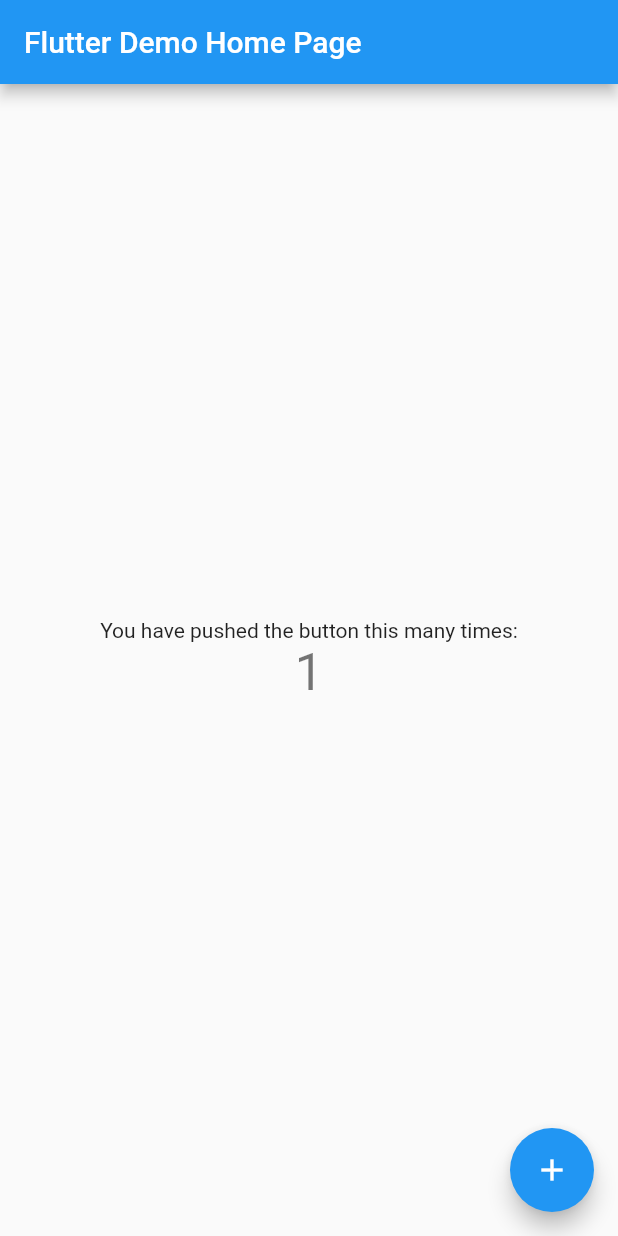
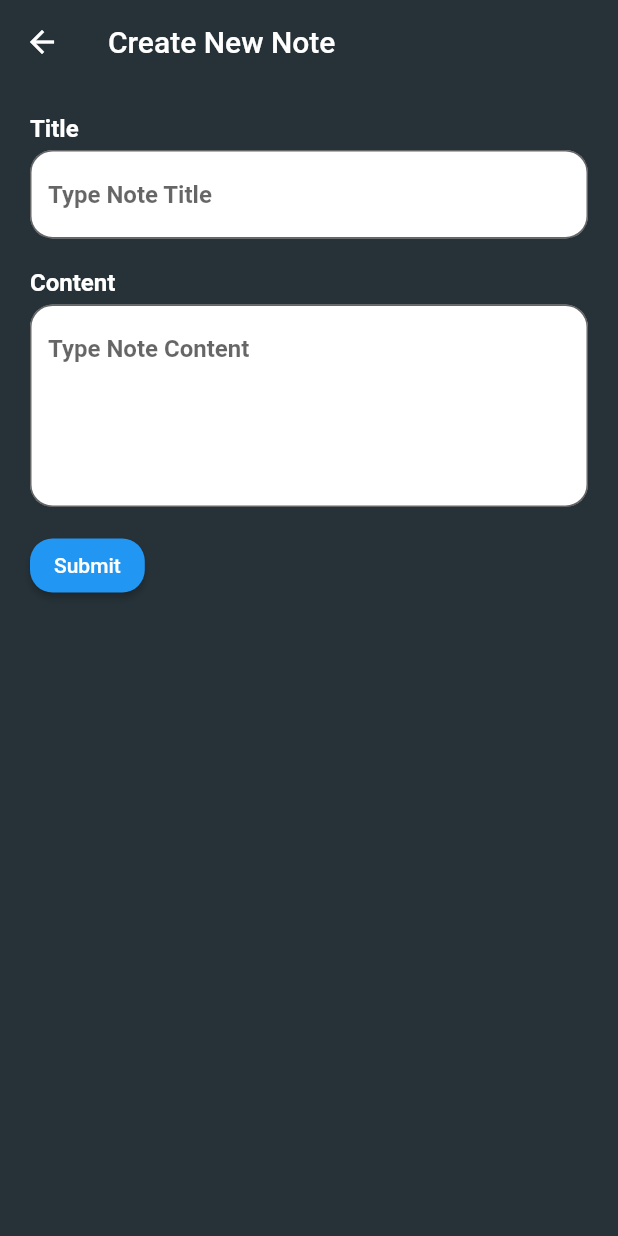
Before and after one commit to zeinniko/flutter_mysql, a Flutter app: the screen it shows after launch, after a tap on the "add" icon, on a phone screen of 412 x 824 dp. Run offline on Flutter 3.47's test engine with Material 2 defaults, Android fonts, the phone set to English and light mode, and no system bars; network calls fail.

```diff
--- /dev/null
+++ b/flutter_mysql/lib/add.dart
@@ -0,0 +1,136 @@
+import 'dart:convert';
+import 'package:flutter/material.dart';
+import 'package:http/http.dart' as http;
+
+class Add extends StatefulWidget {
+  const Add({Key? key}) : super(key: key);
+
+  @override
+  State<Add> createState() => _AddState();
+}
+
+class _AddState extends State<Add> {
+  final _formKey = GlobalKey<FormState>();
+
+  var title = TextEditingController();
+  var content = TextEditingController();
+
+  Future _onSubmit() async {
+    try {
+      return await http.post(
+        Uri.parse("http://192.168.1.17/note_app/create.php"),
+        body: {
+          "title": title.text,
+          "content": content.text,
+        },
+      ).then((value) {
+        var data = jsonDecode(value.body);
+        print(data["message"]);
+
+        Navigator.of(context)
+            .pushNamedAndRemoveUntil('/', (Route<dynamic> route) => false);
+      });
+    } catch (e) {
+      print(e);
+    }
+  }
+
+  @override
+  Widget build(BuildContext context) {
+    return Scaffold(
+      appBar: AppBar(
+        title: Text("Create New Note"),
+      ),
+      body: Form(
+        key: _formKey,
+        child: Container(
+          padding: EdgeInsets.all(20.0),
+          child: Column(
+            crossAxisAlignment: CrossAxisAlignment.start,
+            children: [
+              Text(
+                'Title',
+                style: TextStyle(
+                  color: Colors.white,
+                  fontSize: 16,
+                  fontWeight: FontWeight.bold,
+                ),
+              ),
+              SizedBox(height: 5),
+              TextFormField(
+                controller: title,
+                decoration: InputDecoration(
+                    hintText: "Type Note Title",
+                    border: OutlineInputBorder(
+                      borderRadius: BorderRadius.circular(15.0),
+                    ),
+                    fillColor: Colors.white,
+                    filled: true),
+                style: const TextStyle(
+                  fontWeight: FontWeight.bold,
+                  fontSize: 16,
+                ),
+                validator: (value) {
+                  if (value!.isEmpty) {
+                    return 'Note Title is Required!';
+                  }
+                  return null;
+                },
+              ),
+              SizedBox(height: 20),
+              Text(
+                'Content',
+                style: TextStyle(
+                  color: Colors.white,
+                  fontSize: 16,
+                  fontWeight: FontWeight.bold,
+                ),
+              ),
+              SizedBox(height: 5),
+              TextFormField(
+                controller: content,
+                keyboardType: TextInputType.multiline,
+                minLines: 5,
+                maxLines: null,
+                decoration: InputDecoration(
+                    hintText: 'Type Note Content',
+                    border: OutlineInputBorder(
+                      borderRadius: BorderRadius.circular(15.0),
+                    ),
+                    fillColor: Colors.white,
+                    filled: true),
+                style: const TextStyle(
+                  fontWeight: FontWeight.bold,
+                  fontSize: 16,
+                ),
+                validator: (value) {
+                  if (value!.isEmpty) {
+                    return 'Note Content is Required!';
+                  }
+                  return null;
+                },
+              ),
+              SizedBox(height: 15),
+              ElevatedButton(
+                style: ElevatedButton.styleFrom(
+                  shape: RoundedRectangleBorder(
+                    borderRadius: BorderRadius.circular(15),
+                  ),
+                ),
+                child: Text(
+                  "Submit",
+                  style: TextStyle(color: Colors.white),
+                ),
+                onPressed: () {
+                  if (_formKey.currentState!.validate()) {
+                    _onSubmit();
+                  }
+                },
+              )
+            ],
+          ),
+        ),
+      ),
+    );
+  }
+}
--- /dev/null
+++ b/flutter_mysql/lib/home.dart
@@ -0,0 +1,127 @@
+import 'package:flutter/material.dart';
+import 'package:flutter_staggered_grid_view/flutter_staggered_grid_view.dart';
+import 'package:http/http.dart' as http;
+import 'dart:convert';
+import 'package:flutter_mysql/add.dart';
+import 'package:flutter_mysql/edit.dart';
+
+class Home extends StatefulWidget {
+  @override
+  HomeState createState() => HomeState();
+}
+
+class HomeState extends State<Home> {
+  List _get = [];
+
+  final _lightColors = [
+    Colors.amber.shade300,
+    Colors.lightGreen.shade300,
+    Colors.lightBlue.shade300,
+    Colors.orange.shade300,
+    Colors.pinkAccent.shade100,
+    Colors.tealAccent.shade100
+  ];
+
+  @override
+  void initState() {
+    super.initState();
+    _getData();
+  }
+
+  Future _getData() async {
+    try {
+      final response = await http.get(Uri.parse(
+          "http://192.168.1.17/note_app/list.php"));
+
+      if (response.statusCode == 200) {
+        final data = jsonDecode(response.body);
+
+        setState(() {
+          _get = data;
+        });
+      }
+    } catch (e) {
+      print(e);
+    }
+  }
+
+  @override
+  Widget build(BuildContext context) {
+    return Scaffold(
+      appBar: AppBar(
+        title: Text('NOTE LIST'),
+      ),
+      body: _get.length != 0
+          ? MasonryGridView.count(
+              crossAxisCount: 2,
+              itemCount: _get.length,
+              itemBuilder: (context, index) {
+                return GestureDetector(
+                  onTap: () {
+                    Navigator.push(
+                        context,
+                        MaterialPageRoute(
+                            builder: (context) => Edit(
+                                  id: _get[index]['id'],
+                                )));
+                  },
+                  child: Card(
+                    color: _lightColors[index % _lightColors.length],
+                    child: Container(
+                      constraints:
+                          BoxConstraints(minHeight: (index % 2 + 1) * 85),
+                      padding: EdgeInsets.all(15),
+                      child: Column(
+                        crossAxisAlignment: CrossAxisAlignment.start,
+                        children: [
+                          Text(
+                            '${_get[index]['date']}',
+                            style: TextStyle(color: Colors.black),
+                          ),
+                          SizedBox(height: 10),
+                          Text(
+                            '${_get[index]['title']}',
+                            style: TextStyle(
+                              color: Colors.black,
+                              fontSize: 20,
+                              fontWeight: FontWeight.bold,
+                            ),
+                          ),
+                          SizedBox(height: 10),
+                          Text(
+                            '${_get[index]['content']}',
+                            style: TextStyle(
+                              color: Colors.black,
+                              fontSize: 20,
+                              fontWeight: FontWeight.bold,
+                            ),
+                          ),
+                        ],
+                      ),
+                    ),
+                  ),
+                );
+              },
+            )
+          : Center(
+              child: Text(
+                "Data Tidak Tersedia",
+                style: TextStyle(
+                  color: Colors.white,
+                  fontSize: 20,
+                  fontWeight: FontWeight.bold,
+                ),
+              ),
+            ),
+      floatingActionButton: FloatingActionButton(
+        backgroundColor: Colors.black,
+        child: Icon(Icons.add),
+        onPressed: () {
+          Navigator.push(
+              context,
+              MaterialPageRoute(builder: (context) => Add()));
+        },
+      ),
+    );
+  }
+}
--- a/flutter_mysql/lib/main.dart
+++ b/flutter_mysql/lib/main.dart
@@ -1,115 +1,23 @@
 import 'package:flutter/material.dart';
+import 'home.dart';
 
-void main() {
-  runApp(const MyApp());
-}
+void main() => runApp(App());
 
-class MyApp extends StatelessWidget {
-  const MyApp({super.key});
-
-  // This widget is the root of your application.
+class App extends StatelessWidget {
   @override
   Widget build(BuildContext context) {
     return MaterialApp(
-      title: 'Flutter Demo',
+      debugShowCheckedModeBanner: false,
       theme: ThemeData(
-        // This is the theme of your application.
-        //
-        // Try running your application with "flutter run". You'll see the
-        // application has a blue toolbar. Then, without quitting the app, try
-        // changing the primarySwatch below to Colors.green and then invoke
-        // "hot reload" (press "r" in the console where you ran "flutter run",
-        // or simply save your changes to "hot reload" in a Flutter IDE).
-        // Notice that the counter didn't reset back to zero; the application
-        // is not restarted.
-        primarySwatch: Colors.blue,
-      ),
-      home: const MyHomePage(title: 'Flutter Demo Home Page'),
+          primaryColor: Colors.black,
+          scaffoldBackgroundColor: Colors.blueGrey.shade900,
+          appBarTheme:
+              AppBarTheme(backgroundColor: Colors.transparent, elevation: 0)),
+      title: 'Flutter + MYSQL',
+      initialRoute: '/',
+      routes: {
+        '/': (context) => Home(),
+      },
     );
   }
 }
-
-class MyHomePage extends StatefulWidget {
-  const MyHomePage({super.key, required this.title});
-
-  // This widget is the home page of your application. It is stateful, meaning
-  // that it has a State object (defined below) that contains fields that affect
-  // how it looks.
-
-  // This class is the configuration for the state. It holds the values (in this
-  // case the title) provided by the parent (in this case the App widget) and
-  // used by the build method of the State. Fields in a Widget subclass are
-  // always marked "final".
-
-  final String title;
-
-  @override
-  State<MyHomePage> createState() => _MyHomePageState();
-}
-
-class _MyHomePageState extends State<MyHomePage> {
-  int _counter = 0;
-
-  void _incrementCounter() {
-    setState(() {
-      // This call to setState tells the Flutter framework that something has
-      // changed in this State, which causes it to rerun the build method below
-      // so that the display can reflect the updated values. If we changed
-      // _counter without calling setState(), then the build method would not be
-      // called again, and so nothing would appear to happen.
-      _counter++;
-    });
-  }
-
-  @override
-  Widget build(BuildContext context) {
-    // This method is rerun every time setState is called, for instance as done
-    // by the _incrementCounter method above.
-    //
-    // The Flutter framework has been optimized to make rerunning build methods
-    // fast, so that you can just rebuild anything that needs updating rather
-    // than having to individually change instances of widgets.
-    return Scaffold(
-      appBar: AppBar(
-        // Here we take the value from the MyHomePage object that was created by
-        // the App.build method, and use it to set our appbar title.
-        title: Text(widget.title),
-      ),
-      body: Center(
-        // Center is a layout widget. It takes a single child and positions it
-        // in the middle of the parent.
-        child: Column(
-          // Column is also a layout widget. It takes a list of children and
-          // arranges them vertically. By default, it sizes itself to fit its
-          // children horizontally, and tries to be as tall as its parent.
-          //
-          // Invoke "debug painting" (press "p" in the console, choose the
-          // "Toggle Debug Paint" action from the Flutter Inspector in Android
-          // Studio, or the "Toggle Debug Paint" command in Visual Studio Code)
-          // to see the wireframe for each widget.
-          //
-          // Column has various properties to control how it sizes itself and
-          // how it positions its children. Here we use mainAxisAlignment to
-          // center the children vertically; the main axis here is the vertical
-          // axis because Columns are vertical (the cross axis would be
-          // horizontal).
-          mainAxisAlignment: MainAxisAlignment.center,
-          children: <Widget>[
-            const Text(
-              'You have pushed the button this many times:',
-            ),
-            Text(
-              '$_counter',
-              style: Theme.of(context).textTheme.headlineMedium,
-            ),
-          ],
-        ),
-      ),
-      floatingActionButton: FloatingActionButton(
-        onPressed: _incrementCounter,
-        tooltip: 'Increment',
-        child: const Icon(Icons.add),
-      ), // This trailing comma makes auto-formatting nicer for build methods.
-    );
-  }
-}
--- /dev/null
+++ b/flutter_mysql/lib/models/note.dart
@@ -0,0 +1,32 @@
+class Note {
+  int _id = 0;
+  String _title = '';
+  String _desc = '';
+
+  Note(this._title, this._desc);
+
+  Note.fromMap(Map<String, dynamic> map) {
+    this._id = map["id"];
+    this._title = map["title"];
+    this._desc = map["description"];
+  }
+
+  int get id => _id;
+  String get title => _title;
+  String get description => _desc;
+
+  set title(String value) {
+    _title = value;
+  }
+
+  set description(String value) {
+    _desc = value;
+  }
+
+  Map<String, dynamic> toMap() {
+    Map<String, dynamic> map = Map<String, dynamic>();
+    map["title"] = title;
+    map["description"] = description;
+    return map;
+  }
+}
--- /dev/null
+++ b/flutter_mysql/lib/models/notes.dart
@@ -0,0 +1,13 @@
+import 'package:flutter/material.dart';
+import 'package:flutter_mysql/models/note.dart';
+
+class NotesAppOperation with ChangeNotifier {
+  List<Note> _notes = [];
+  List<Note> get getNotes => _notes;
+
+  void addNewNote(String title, String description) {
+    Note note = Note(title, description);
+    _notes.add(note);
+    notifyListeners();
+  }
+}
--- a/flutter_mysql/pubspec.yaml
+++ b/flutter_mysql/pubspec.yaml
@@ -35,6 +35,9 @@ dependencies:
   # The following adds the Cupertino Icons font to your application.
   # Use with the CupertinoIcons class for iOS style icons.
   cupertino_icons: ^1.0.2
+  flutter_staggered_grid_view: ^0.6.2
+  http: ^0.13.6
+  provider: ^6.0.5
 
 dev_dependencies:
   flutter_test:
```
Also changed, not shown: flutter_mysql/lib/edit.dart (added, +210 -0 lines), flutter_mysql/lib/provider_counter.dart (added, +11 -0 lines), flutter_mysql/lib/provider_management.dart (added, +50 -0 lines), flutter_mysql/pubspec.lock, 1 other file.
